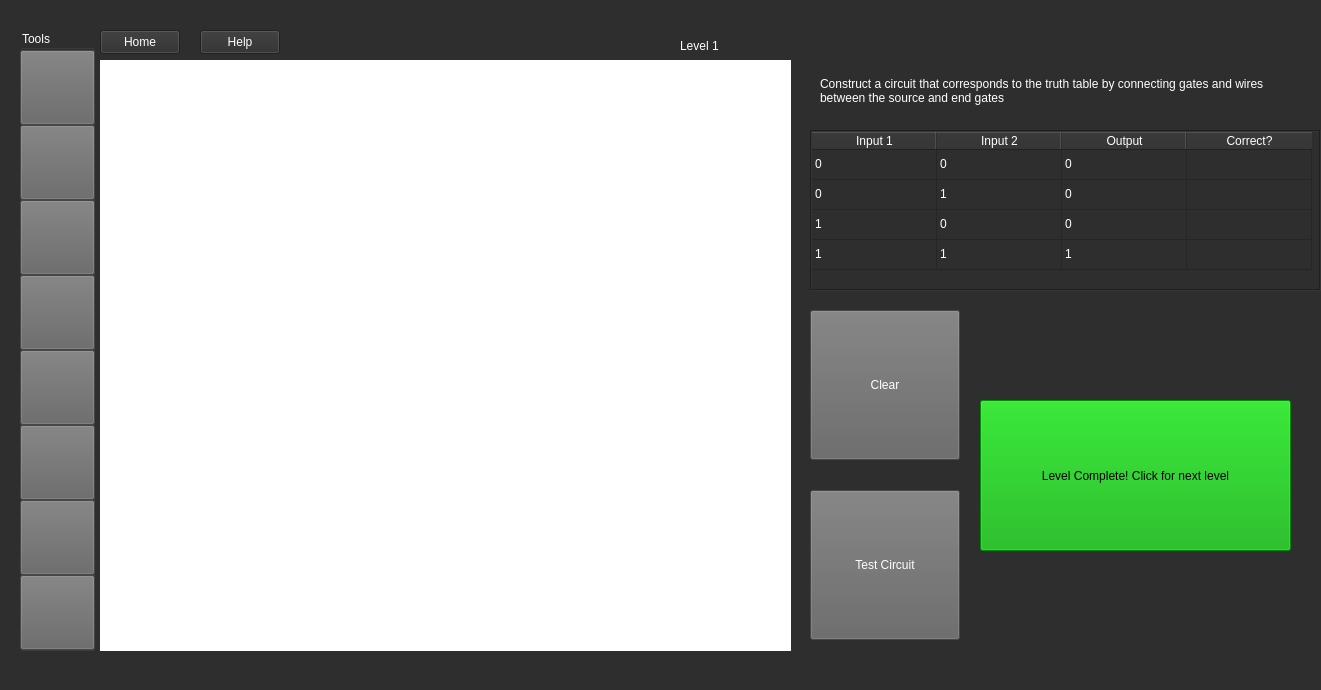
This is A8_EducationalApp/mainwindow.ui in ethandavies8/Educational_App as Qt 5 draws it before an edit. The edited form follows.
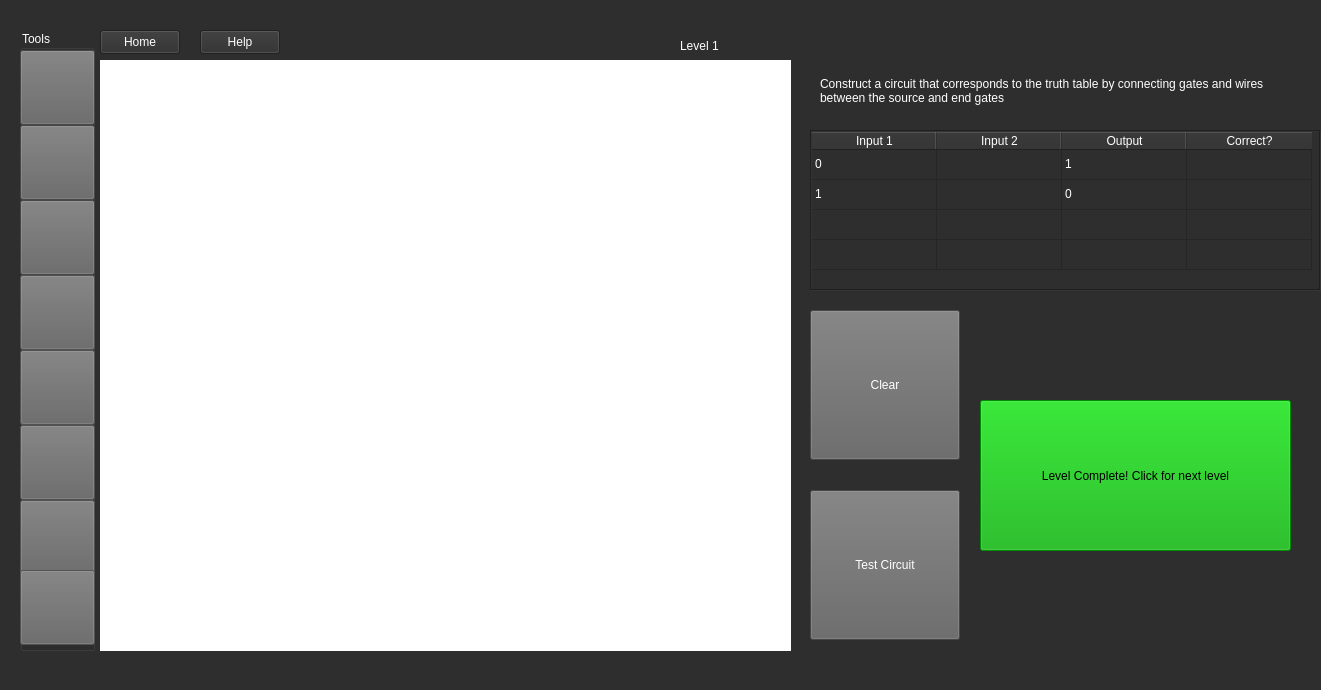
This is the edited form. Icons and pictures are not drawn.

The edit to the form file:
```diff
--- a/A8_EducationalApp/mainwindow.ui
+++ b/A8_EducationalApp/mainwindow.ui
@@ -685,10 +685,13 @@
        </property>
       </widget>
       <widget class="QPushButton" name="ANDGateButton">
+       <property name="enabled">
+        <bool>false</bool>
+       </property>
        <property name="geometry">
         <rect>
          <x>0</x>
-         <y>170</y>
+         <y>245</y>
          <width>75</width>
          <height>75</height>
         </rect>
@@ -718,10 +721,13 @@
        </property>
       </widget>
       <widget class="QPushButton" name="ORGateButton">
+       <property name="enabled">
+        <bool>false</bool>
+       </property>
        <property name="geometry">
         <rect>
          <x>0</x>
-         <y>245</y>
+         <y>320</y>
          <width>75</width>
          <height>75</height>
         </rect>
@@ -754,7 +760,7 @@
        <property name="geometry">
         <rect>
          <x>0</x>
-         <y>320</y>
+         <y>170</y>
          <width>75</width>
          <height>75</height>
         </rect>
@@ -784,10 +790,13 @@
        </property>
       </widget>
       <widget class="QPushButton" name="NANDGateButton">
+       <property name="enabled">
+        <bool>false</bool>
+       </property>
        <property name="geometry">
         <rect>
          <x>0</x>
-         <y>395</y>
+         <y>470</y>
          <width>75</width>
          <height>75</height>
         </rect>
@@ -850,10 +859,13 @@
        </property>
       </widget>
       <widget class="QPushButton" name="NORGateButton">
+       <property name="enabled">
+        <bool>false</bool>
+       </property>
        <property name="geometry">
         <rect>
          <x>0</x>
-         <y>470</y>
+         <y>540</y>
          <width>75</width>
          <height>75</height>
         </rect>
@@ -883,10 +895,13 @@
        </property>
       </widget>
       <widget class="QPushButton" name="XORGateButton">
+       <property name="enabled">
+        <bool>false</bool>
+       </property>
        <property name="geometry">
         <rect>
          <x>0</x>
-         <y>545</y>
+         <y>395</y>
          <width>75</width>
          <height>75</height>
         </rect>
@@ -1087,12 +1102,12 @@
       </item>
       <item row="0" column="1">
        <property name="text">
-        <string>0</string>
+        <string/>
        </property>
       </item>
       <item row="0" column="2">
        <property name="text">
-        <string>0</string>
+        <string>1</string>
        </property>
       </item>
       <item row="0" column="3">
@@ -1105,12 +1120,12 @@
       </item>
       <item row="1" column="0">
        <property name="text">
-        <string>0</string>
+        <string>1</string>
        </property>
       </item>
       <item row="1" column="1">
        <property name="text">
-        <string>1</string>
+        <string/>
        </property>
       </item>
       <item row="1" column="2">
@@ -1128,17 +1143,17 @@
       </item>
       <item row="2" column="0">
        <property name="text">
-        <string>1</string>
+        <string/>
        </property>
       </item>
       <item row="2" column="1">
        <property name="text">
-        <string>0</string>
+        <string/>
        </property>
       </item>
       <item row="2" column="2">
        <property name="text">
-        <string>0</string>
+        <string/>
        </property>
       </item>
       <item row="2" column="3">
@@ -1151,12 +1166,12 @@
       </item>
       <item row="3" column="0">
        <property name="text">
-        <string>1</string>
+        <string/>
        </property>
       </item>
       <item row="3" column="1">
        <property name="text">
-        <string>1</string>
+        <string/>
        </property>
        <property name="flags">
         <set>ItemIsEnabled</set>
@@ -1164,7 +1179,7 @@
       </item>
       <item row="3" column="2">
        <property name="text">
-        <string>1</string>
+        <string/>
        </property>
       </item>
       <item row="3" column="3">
```
Left out of the diff: 2 changed lines with no effect on the pictures.
